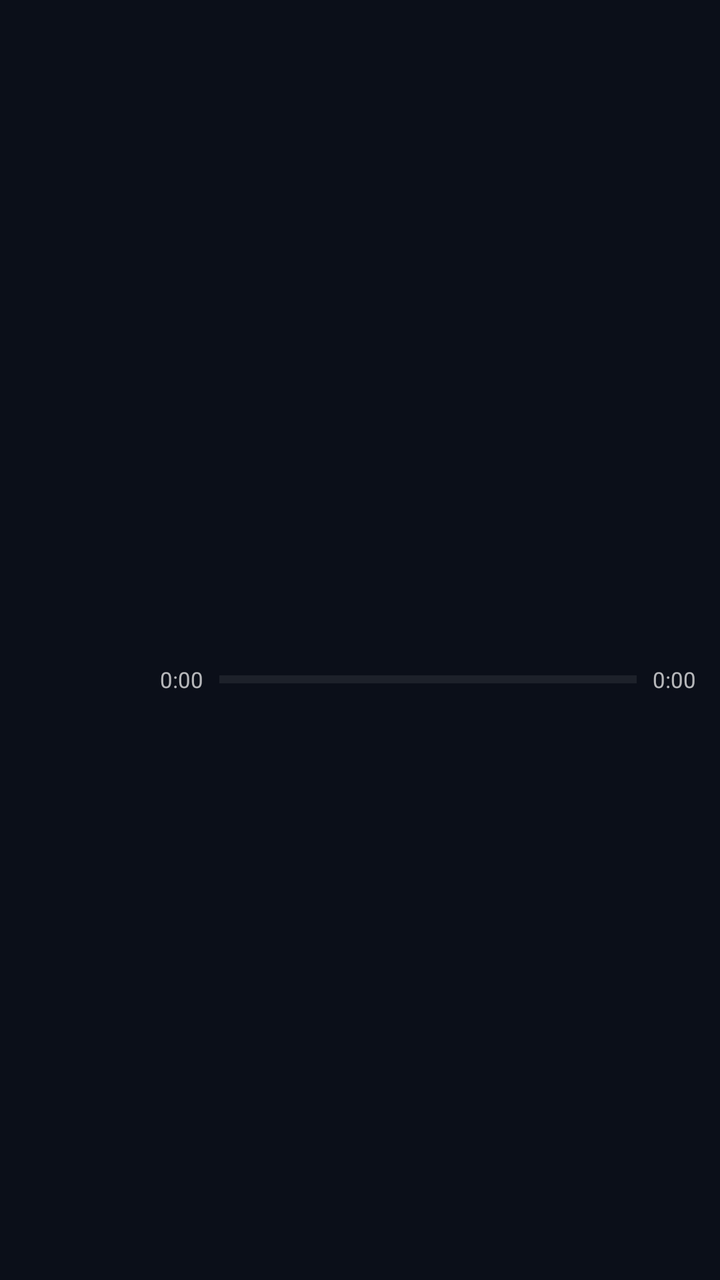
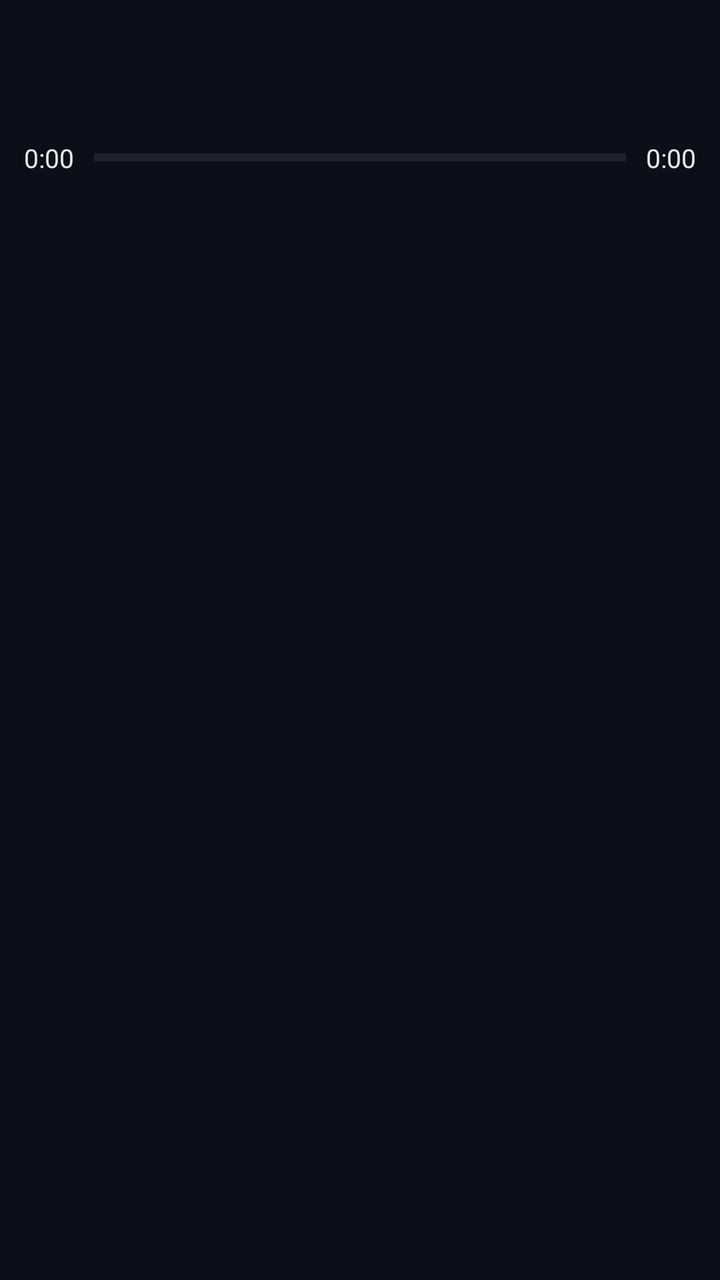

An Android layout rendered at two revisions. The XML below is the earlier revision; the diff shows what the commit changed to produce the second picture.
<!-- AndroidManifest.xml: application theme Theme.AdityaMusic -->
<!-- res/layout/notification_media_progress.xml -->
<?xml version="1.0" encoding="utf-8"?>
<LinearLayout xmlns:android="http://schemas.android.com/apk/res/android"
    android:layout_width="match_parent"
    android:layout_height="wrap_content"
    android:orientation="horizontal"
    android:paddingStart="12dp"
    android:paddingEnd="12dp"
    android:paddingTop="10dp"
    android:paddingBottom="10dp"
    android:gravity="center_vertical">

    <ImageView
        android:id="@+id/notif_art"
        android:layout_width="56dp"
        android:layout_height="56dp"
        android:scaleType="centerCrop"
        android:contentDescription="@null" />

    <LinearLayout
        android:layout_width="0dp"
        android:layout_height="wrap_content"
        android:layout_weight="1"
        android:layout_marginStart="12dp"
        android:orientation="vertical">

        <TextView
            android:id="@+id/notif_title"
            android:layout_width="match_parent"
            android:layout_height="wrap_content"
            android:textColor="#FFFFFFFF"
            android:textSize="14sp"
            android:textStyle="bold"
            android:maxLines="1"
            android:ellipsize="end" />

        <TextView
            android:id="@+id/notif_artist"
            android:layout_width="match_parent"
            android:layout_height="wrap_content"
            android:textColor="#CCFFFFFF"
            android:textSize="12sp"
            android:maxLines="1"
            android:ellipsize="end" />

        <LinearLayout
            android:layout_width="match_parent"
            android:layout_height="wrap_content"
            android:layout_marginTop="4dp"
            android:gravity="center_vertical"
            android:orientation="horizontal">

            <TextView
                android:id="@+id/notif_elapsed"
                android:layout_width="wrap_content"
                android:layout_height="wrap_content"
                android:textColor="#B3FFFFFF"
                android:textSize="11sp"
                android:text="0:00" />

            <ProgressBar
                android:id="@+id/notif_progress"
                style="?android:attr/progressBarStyleHorizontal"
                android:layout_width="0dp"
                android:layout_height="wrap_content"
                android:layout_weight="1"
                android:layout_marginStart="8dp"
                android:layout_marginEnd="8dp"
                android:max="1000"
                android:progressTint="#FFFFFFFF"
                android:progressBackgroundTint="#40FFFFFF" />

            <TextView
                android:id="@+id/notif_total"
                android:layout_width="wrap_content"
                android:layout_height="wrap_content"
                android:textColor="#B3FFFFFF"
                android:textSize="11sp"
                android:text="0:00" />
        </LinearLayout>
    </LinearLayout>
</LinearLayout>
<!-- resources referenced by this layout -->
<resources>
  <style name="Theme.AdityaMusic" parent="android:Theme.Material.NoActionBar">
          <item name="android:statusBarColor">#0B0F19</item>
          <item name="android:navigationBarColor">#0B0F19</item>
          <item name="android:windowBackground">#0B0F19</item>
      </style>
</resources>

<!-- the commit's change to res/layout/notification_media_progress.xml (unified diff, before → after) -->
@@ -2,80 +2,87 @@
 <LinearLayout xmlns:android="http://schemas.android.com/apk/res/android"
     android:layout_width="match_parent"
     android:layout_height="wrap_content"
-    android:orientation="horizontal"
+    android:orientation="vertical"
     android:paddingStart="12dp"
     android:paddingEnd="12dp"
     android:paddingTop="10dp"
-    android:paddingBottom="10dp"
-    android:gravity="center_vertical">
-
-    <ImageView
-        android:id="@+id/notif_art"
-        android:layout_width="56dp"
-        android:layout_height="56dp"
-        android:scaleType="centerCrop"
-        android:contentDescription="@null" />
+    android:paddingBottom="8dp">
 
     <LinearLayout
-        android:layout_width="0dp"
+        android:layout_width="match_parent"
         android:layout_height="wrap_content"
-        android:layout_weight="1"
-        android:layout_marginStart="12dp"
-        android:orientation="vertical">
+        android:orientation="horizontal"
+        android:gravity="center_vertical">
+
+        <ImageView
+            android:id="@+id/notif_art"
+            android:layout_width="52dp"
+            android:layout_height="52dp"
+            android:scaleType="centerCrop"
+            android:contentDescription="@null" />
+
+        <LinearLayout
+            android:layout_width="0dp"
+            android:layout_height="wrap_content"
+            android:layout_weight="1"
+            android:layout_marginStart="12dp"
+            android:orientation="vertical">
+
+            <TextView
+                android:id="@+id/notif_title"
+                android:layout_width="match_parent"
+                android:layout_height="wrap_content"
+                android:textColor="#FFFFFFFF"
+                android:textSize="14sp"
+                android:textStyle="bold"
+                android:maxLines="1"
+                android:ellipsize="end" />
+
+            <TextView
+                android:id="@+id/notif_artist"
+                android:layout_width="match_parent"
+                android:layout_height="wrap_content"
+                android:textColor="#CCFFFFFF"
+                android:textSize="12sp"
+                android:maxLines="1"
+                android:ellipsize="end" />
+        </LinearLayout>
+    </LinearLayout>
+
+    
+    <LinearLayout
+        android:layout_width="match_parent"
+        android:layout_height="wrap_content"
+        android:layout_marginTop="8dp"
+        android:gravity="center_vertical"
+        android:orientation="horizontal">
 
         <TextView
-            android:id="@+id/notif_title"
-            android:layout_width="match_parent"
+            android:id="@+id/notif_elapsed"
+            android:layout_width="wrap_content"
             android:layout_height="wrap_content"
-            android:textColor="#FFFFFFFF"
-            android:textSize="14sp"
-            android:textStyle="bold"
-            android:maxLines="1"
-            android:ellipsize="end" />
+            android:textColor="#E6FFFFFF"
+            android:textSize="13sp"
+            android:text="0:00" />
+
+        <ProgressBar
+            android:id="@+id/notif_progress"
+            style="?android:attr/progressBarStyleHorizontal"
+            android:layout_width="0dp"
+            android:layout_height="6dp"
+            android:layout_weight="1"
+            android:layout_marginStart="10dp"
+            android:layout_marginEnd="10dp"
+            android:max="1000"
+            android:progressTint="#FFFFFFFF"
+            android:progressBackgroundTint="#40FFFFFF" />
 
         <TextView
-            android:id="@+id/notif_artist"
-            android:layout_width="match_parent"
+            android:id="@+id/notif_total"
+            android:layout_width="wrap_content"
             android:layout_height="wrap_content"
-            android:textColor="#CCFFFFFF"
-            android:textSize="12sp"
-            android:maxLines="1"
-            android:ellipsize="end" />
-
-        <LinearLayout
-            android:layout_width="match_parent"
-            android:layout_height="wrap_content"
-            android:layout_marginTop="4dp"
-            android:gravity="center_vertical"
-            android:orientation="horizontal">
-
-            <TextView
-                android:id="@+id/notif_elapsed"
-                android:layout_width="wrap_content"
-                android:layout_height="wrap_content"
-                android:textColor="#B3FFFFFF"
-                android:textSize="11sp"
-                android:text="0:00" />
-
-            <ProgressBar
-                android:id="@+id/notif_progress"
-                style="?android:attr/progressBarStyleHorizontal"
-                android:layout_width="0dp"
-                android:layout_height="wrap_content"
-                android:layout_weight="1"
-                android:layout_marginStart="8dp"
-                android:layout_marginEnd="8dp"
-                android:max="1000"
-                android:progressTint="#FFFFFFFF"
-                android:progressBackgroundTint="#40FFFFFF" />
-
-            <TextView
-                android:id="@+id/notif_total"
-                android:layout_width="wrap_content"
-                android:layout_height="wrap_content"
-                android:textColor="#B3FFFFFF"
-                android:textSize="11sp"
-                android:text="0:00" />
-        </LinearLayout>
+            android:textColor="#E6FFFFFF"
+            android:textSize="13sp"
+            android:text="0:00" />
     </LinearLayout>
 </LinearLayout>
